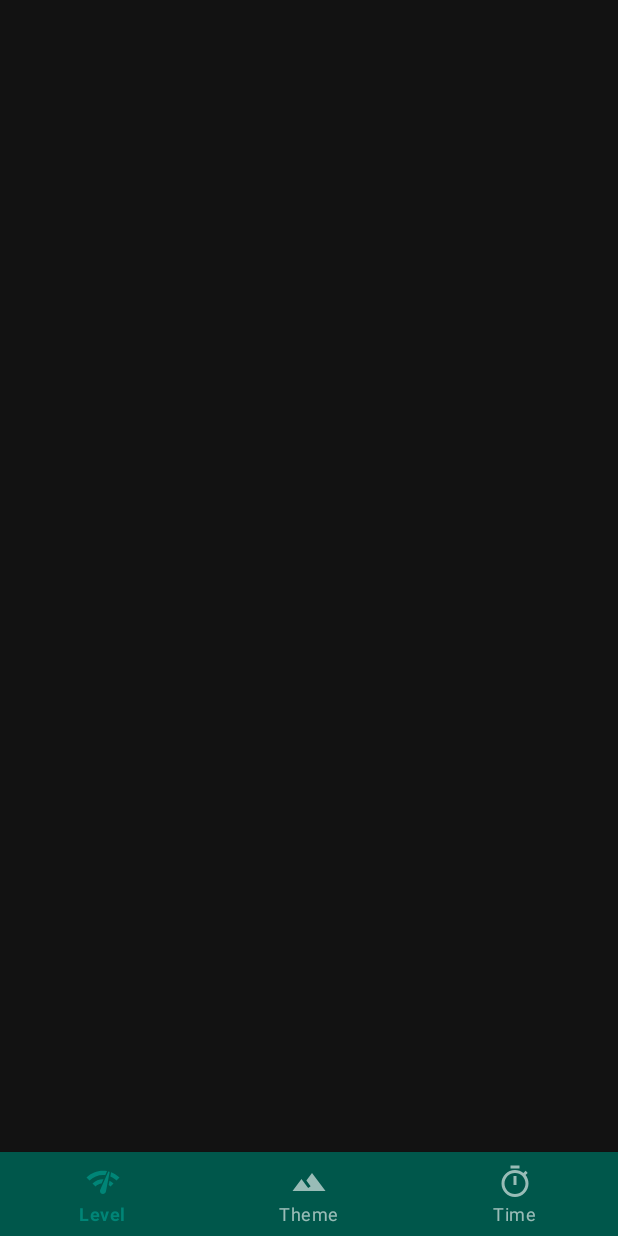
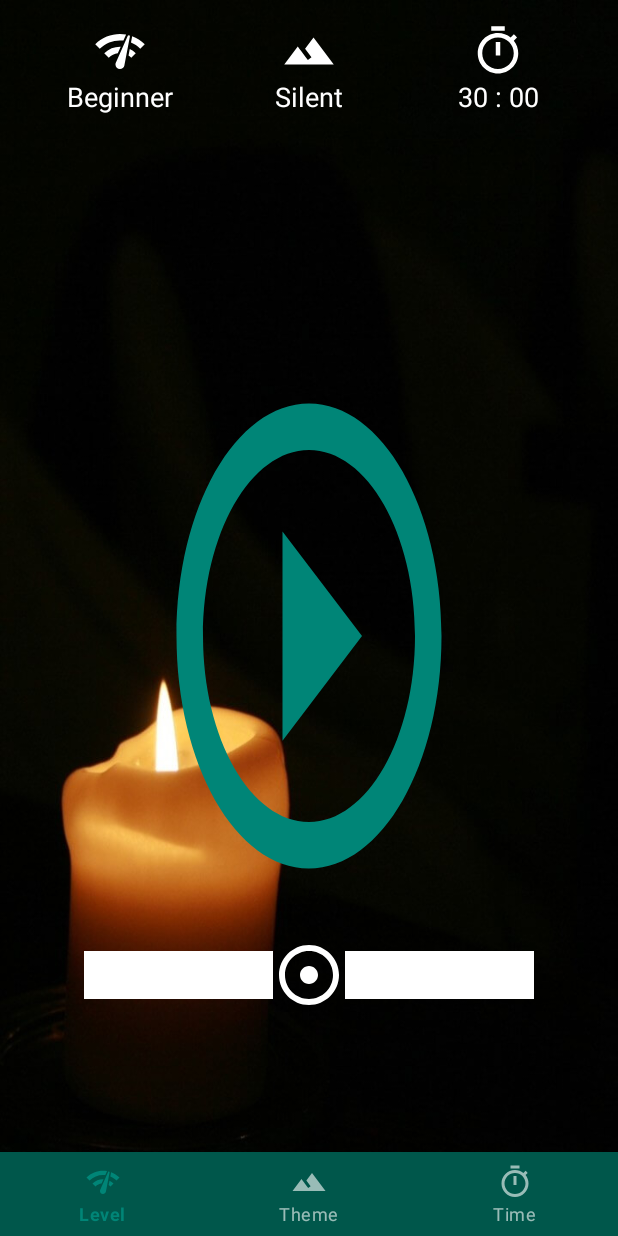
Before and after one commit to sEmoto0808/kt-Meditation-demo, an Android app: the screen it shows after launch (MainActivity), on a phone screen of 412 x 824 dp. Run offline under Robolectric (Android 15) with nearby library versions, the phone set to English and light mode, and no system bars.

Commit message:
Create ViewModel

```diff
--- a/Meditation/app/build.gradle
+++ b/Meditation/app/build.gradle
@@ -23,6 +23,11 @@ android {
 }
 
 dependencies {
+    def lifecycle_version = "1.1.1"
+
+    // ViewModel and LiveData
+    implementation "android.arch.lifecycle:extensions:$lifecycle_version"
+
     implementation fileTree(dir: 'libs', include: ['*.jar'])
     implementation "org.jetbrains.kotlin:kotlin-stdlib-jdk7:$kotlin_version"
     implementation 'com.android.support:appcompat-v7:28.0.0'
@@ -32,4 +37,8 @@ dependencies {
     testImplementation 'junit:junit:4.12'
     androidTestImplementation 'com.android.support.test:runner:1.0.2'
     androidTestImplementation 'com.android.support.test.espresso:espresso-core:3.0.2'
+
+    // Glide
+    implementation 'com.github.bumptech.glide:glide:4.9.0'
+    kapt 'com.github.bumptech.glide:compiler:4.9.0'
 }
--- a/Meditation/app/src/main/java/com/example/semoto/meditation/MainActivity.kt
+++ b/Meditation/app/src/main/java/com/example/semoto/meditation/MainActivity.kt
@@ -13,5 +13,10 @@ class MainActivity : AppCompatActivity() {
         super.onCreate(savedInstanceState)
         setContentView(R.layout.activity_main)
 
+        if (savedInstanceState == null) {
+            supportFragmentManager.beginTransaction()
+                .replace(R.id.screen_container, MainFragment())
+                .commit()
+        }
     }
 }
--- a/Meditation/app/src/main/java/com/example/semoto/meditation/MainFragment.kt
+++ b/Meditation/app/src/main/java/com/example/semoto/meditation/MainFragment.kt
@@ -1,11 +1,20 @@
 package com.example.semoto.meditation
 
 
+import android.arch.lifecycle.Observer
+import android.arch.lifecycle.ViewModelProviders
+import android.graphics.drawable.Drawable
 import android.os.Bundle
+import android.support.constraint.ConstraintLayout
 import android.support.v4.app.Fragment
 import android.view.LayoutInflater
 import android.view.View
 import android.view.ViewGroup
+import com.bumptech.glide.Glide
+import com.bumptech.glide.request.target.SimpleTarget
+import com.bumptech.glide.request.transition.Transition
+import kotlinx.android.synthetic.main.fragment_main.*
+import kotlinx.android.synthetic.main.theme_detail_card.*
 
 
 /**
@@ -13,6 +22,8 @@ import android.view.ViewGroup
  *
  */
 class MainFragment : Fragment() {
+
+    lateinit var viewModel: MainViewModel
 
     override fun onCreateView(
         inflater: LayoutInflater, container: ViewGroup?,
@@ -22,5 +33,57 @@ class MainFragment : Fragment() {
         return inflater.inflate(R.layout.fragment_main, container, false)
     }
 
+    override fun onActivityCreated(savedInstanceState: Bundle?) {
+        super.onActivityCreated(savedInstanceState)
 
+        // sharedViewModel
+        viewModel = ViewModelProviders.of(activity!!).get(MainViewModel::class.java)
+        viewModel.initParameters()
+
+        observeViewModel()
+    }
+
+    private fun observeViewModel() {
+
+        viewModel.txtLevel.observe(this, Observer { levelText ->
+            txtLevel.text = levelText
+        })
+
+        viewModel.txtTheme.observe(this, Observer { themeText ->
+            txtTheme.text = themeText
+        })
+
+        viewModel.displayTimeSeconds.observe(this, Observer { displayTime ->
+            txtTime.text = displayTime
+        })
+
+        viewModel.msgUpperSmall.observe(this, Observer { upperText ->
+            txtMsgUpperSmall.text = upperText
+        })
+
+        viewModel.msgLowerLarge.observe(this, Observer { lowerText ->
+            txtMsgLowerLarge.text = lowerText
+        })
+
+        viewModel.playStatus.observe(this, Observer { status ->
+            when (status) {
+                PlayStatus.BEFORE_START -> btnPlay.setBackgroundResource(R.drawable.button_play)
+            }
+        })
+
+        viewModel.themePicFileResId.observe(this, Observer { resId ->
+            loadBackGroundImage(this, resId, meditation_screen)
+        })
+    }
+
+    private fun loadBackGroundImage(mainFragment: MainFragment, resId: Int?, meditation_screen: ConstraintLayout?) {
+
+        Glide.with(mainFragment)
+            .load(resId)
+            .into(object : SimpleTarget<Drawable>() {
+                override fun onResourceReady(resource: Drawable, transition: Transition<in Drawable>?) {
+                    meditation_screen?.background = resource
+                }
+            })
+    }
 }
--- /dev/null
+++ b/Meditation/app/src/main/java/com/example/semoto/meditation/MainViewModel.kt
@@ -0,0 +1,47 @@
+package com.example.semoto.meditation
+
+import android.arch.lifecycle.MutableLiveData
+import android.arch.lifecycle.ViewModel
+
+class MainViewModel: ViewModel() {
+
+    var msgUpperSmall = MutableLiveData<String>()
+    var msgLowerLarge = MutableLiveData<String>()
+    var themePicFileResId = MutableLiveData<Int>()
+    var txtTheme = MutableLiveData<String>()
+    var txtLevel = MutableLiveData<String>()
+
+    var remainedTimeSeconds = MutableLiveData<Int>()
+    var displayTimeSeconds = MutableLiveData<String>()
+
+    var playStatus = MutableLiveData<Int>()
+
+    private val userSettingsRepository = UserSettingsRepository()
+    private lateinit var userSettings: UserSettings
+
+    fun initParameters() {
+
+        userSettings = userSettingsRepository.loadUserSettings()
+
+        msgUpperSmall.value = ""
+        msgLowerLarge.value = ""
+        themePicFileResId.value = userSettings.themeResId
+        txtTheme.value = userSettings.themeName
+        txtLevel.value = userSettings.levelName
+        remainedTimeSeconds.value = userSettings.time * 60
+        displayTimeSeconds.value = changeTimeFormat(userSettings.time * 60)
+        playStatus.value = PlayStatus.BEFORE_START
+    }
+
+    private fun changeTimeFormat(timeSeconds: Int): String? {
+
+        val minutes = timeSeconds / 60
+        val minutesString = if (minutes < 10) "0" + minutes.toString() else minutes.toString()
+
+        val seconds = timeSeconds - minutes * 60
+        val secondsString = if (seconds < 10) "0" + seconds.toString() else seconds.toString()
+
+        return "$minutesString : $secondsString"
+    }
+
+}
--- /dev/null
+++ b/Meditation/app/src/main/java/com/example/semoto/meditation/UserSettings.kt
@@ -0,0 +1,25 @@
+package com.example.semoto.meditation
+
+data class UserSettings(
+    var levelId: Int,
+    var levelName: String,
+    var themeId: Int,
+    var themeName: String,
+    var themeResId: Int,
+    var themeSoundId: Int,
+    var time: Int) {
+
+    companion object {
+        const val PREF_USERSETTINGS_NAME = "com.example.semoto.meditation.user_settings"
+    }
+}
+
+enum class UserSettingsPrefKey{
+    LEVEL_ID,
+    LEVEL_NAME_STR_ID,
+    THEME_ID,
+    THEME_NAME_STR_ID,
+    THEME_RES_ID,
+    THEME_SOUND_ID,
+    TIME
+}
--- /dev/null
+++ b/Meditation/app/src/main/java/com/example/semoto/meditation/UserSettingsRepository.kt
@@ -0,0 +1,24 @@
+package com.example.semoto.meditation
+
+import android.content.Context
+
+
+class UserSettingsRepository {
+
+    private val context = MyApplication.appContext
+    private val pref = context.getSharedPreferences(UserSettings.PREF_USERSETTINGS_NAME, Context.MODE_PRIVATE)
+
+    fun loadUserSettings(): UserSettings {
+        return UserSettings(
+            levelId = pref.getInt(UserSettingsPrefKey.LEVEL_ID.name, LevelId.EASY),
+            levelName = context.getString(
+                pref.getInt(UserSettingsPrefKey.LEVEL_NAME_STR_ID.name, R.string.level_easy_header)),
+            themeId = pref.getInt(UserSettingsPrefKey.THEME_ID.name, 0),
+            themeName = context.getString(
+                pref.getInt(UserSettingsPrefKey.THEME_NAME_STR_ID.name, R.string.theme_silent)),
+            themeResId = pref.getInt(UserSettingsPrefKey.THEME_RES_ID.name, R.drawable.pic_nobgm),
+            themeSoundId = pref.getInt(UserSettingsPrefKey.THEME_SOUND_ID.name, 0),
+            time = pref.getInt(UserSettingsPrefKey.TIME.name, 30)
+        )
+    }
+}
```
